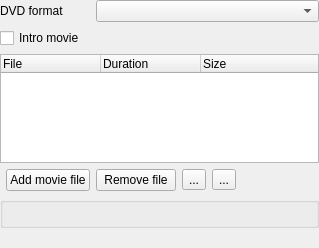
This is src/widgets/dvdwizardvob_ui.ui in KDE/kdenlive as Qt 5 draws it before an edit. The edited form follows.
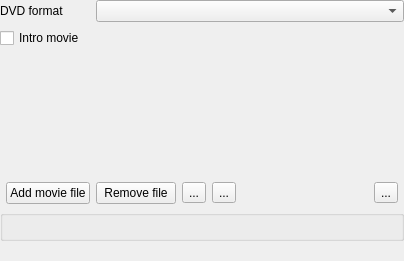
This is the edited form. Custom widgets are drawn as their Qt base class.

The edit to the form file:
```diff
--- a/src/widgets/dvdwizardvob_ui.ui
+++ b/src/widgets/dvdwizardvob_ui.ui
@@ -6,66 +6,36 @@
    <rect>
     <x>0</x>
     <y>0</y>
-    <width>319</width>
-    <height>248</height>
+    <width>404</width>
+    <height>261</height>
    </rect>
   </property>
   <layout class="QGridLayout" name="gridLayout_2">
    <property name="margin">
     <number>0</number>
    </property>
-   <item row="1" column="0" colspan="2">
-    <widget class="QCheckBox" name="use_intro">
-     <property name="text">
-      <string>Intro movie</string>
-     </property>
-    </widget>
-   </item>
-   <item row="1" column="2" colspan="5">
-    <widget class="KUrlRequester" name="intro_vob">
-     <property name="sizePolicy">
-      <sizepolicy hsizetype="Expanding" vsizetype="Preferred">
-       <horstretch>0</horstretch>
-       <verstretch>0</verstretch>
-      </sizepolicy>
-     </property>
-    </widget>
+   <item row="0" column="2" colspan="6">
+    <widget class="KComboBox" name="dvd_profile"/>
    </item>
    <item row="2" column="0" colspan="7">
-    <widget class="QTreeWidget" name="vobs_list">
-     <property name="alternatingRowColors">
-      <bool>true</bool>
+    <widget class="QFrame" name="list_frame">
+     <property name="sizePolicy">
+      <sizepolicy hsizetype="Preferred" vsizetype="MinimumExpanding">
+       <horstretch>0</horstretch>
+       <verstretch>0</verstretch>
+      </sizepolicy>
      </property>
-     <property name="rootIsDecorated">
-      <bool>true</bool>
+     <property name="minimumSize">
+      <size>
+       <width>0</width>
+       <height>20</height>
+      </size>
      </property>
-     <property name="headerHidden">
-      <bool>false</bool>
+     <property name="frameShape">
+      <enum>QFrame::NoFrame</enum>
      </property>
-     <attribute name="headerVisible">
-      <bool>true</bool>
-     </attribute>
-     <column>
-      <property name="text">
-       <string>File</string>
-      </property>
-     </column>
-     <column>
-      <property name="text">
-       <string>Duration</string>
-      </property>
-     </column>
-     <column>
-      <property name="text">
-       <string>Size</string>
-      </property>
-     </column>
-    </widget>
-   </item>
-   <item row="4" column="3">
-    <widget class="QToolButton" name="button_up">
-     <property name="text">
-      <string>...</string>
+     <property name="frameShadow">
+      <enum>QFrame::Raised</enum>
      </property>
     </widget>
    </item>
@@ -76,7 +46,27 @@
      </property>
     </widget>
    </item>
-   <item row="4" column="5" colspan="2">
+   <item row="6" column="0" colspan="8">
+    <widget class="QLabel" name="error_message">
+     <property name="sizePolicy">
+      <sizepolicy hsizetype="Preferred" vsizetype="Preferred">
+       <horstretch>0</horstretch>
+       <verstretch>0</verstretch>
+      </sizepolicy>
+     </property>
+     <property name="text">
+      <string/>
+     </property>
+    </widget>
+   </item>
+   <item row="5" column="0" colspan="8">
+    <widget class="QGroupBox" name="size_box">
+     <property name="title">
+      <string/>
+     </property>
+    </widget>
+   </item>
+   <item row="4" column="5">
     <spacer name="horizontalSpacer">
      <property name="orientation">
       <enum>Qt::Horizontal</enum>
@@ -89,30 +79,17 @@
      </property>
     </spacer>
    </item>
-   <item row="5" column="0" colspan="7">
-    <widget class="QGroupBox" name="size_box">
-     <property name="title">
-      <string/>
-     </property>
-    </widget>
-   </item>
-   <item row="6" column="0" colspan="7">
-    <widget class="QLabel" name="error_message">
-     <property name="sizePolicy">
-      <sizepolicy hsizetype="Preferred" vsizetype="Preferred">
-       <horstretch>0</horstretch>
-       <verstretch>0</verstretch>
-      </sizepolicy>
-     </property>
+   <item row="4" column="3">
+    <widget class="QToolButton" name="button_up">
      <property name="text">
-      <string/>
+      <string>...</string>
      </property>
     </widget>
    </item>
-   <item row="0" column="0" colspan="2">
-    <widget class="QLabel" name="label">
+   <item row="1" column="0" colspan="2">
+    <widget class="QCheckBox" name="use_intro">
      <property name="text">
-      <string>DVD format</string>
+      <string>Intro movie</string>
      </property>
     </widget>
    </item>
@@ -123,6 +100,30 @@
      </property>
     </widget>
    </item>
+   <item row="4" column="6">
+    <widget class="QToolButton" name="button_transcode">
+     <property name="text">
+      <string>...</string>
+     </property>
+    </widget>
+   </item>
+   <item row="0" column="0" colspan="2">
+    <widget class="QLabel" name="label">
+     <property name="text">
+      <string>DVD format</string>
+     </property>
+    </widget>
+   </item>
+   <item row="1" column="2" colspan="6">
+    <widget class="KUrlRequester" name="intro_vob">
+     <property name="sizePolicy">
+      <sizepolicy hsizetype="Expanding" vsizetype="Preferred">
+       <horstretch>0</horstretch>
+       <verstretch>0</verstretch>
+      </sizepolicy>
+     </property>
+    </widget>
+   </item>
    <item row="4" column="2">
     <widget class="QPushButton" name="button_delete">
      <property name="text">
@@ -130,22 +131,19 @@
      </property>
     </widget>
    </item>
-   <item row="0" column="2" colspan="5">
-    <widget class="KComboBox" name="dvd_profile"/>
-   </item>
   </layout>
  </widget>
  <customwidgets>
-  <customwidget>
-   <class>KUrlRequester</class>
-   <extends>QFrame</extends>
-   <header>kurlrequester.h</header>
-  </customwidget>
   <customwidget>
    <class>KComboBox</class>
    <extends>QComboBox</extends>
    <header>kcombobox.h</header>
   </customwidget>
+  <customwidget>
+   <class>KUrlRequester</class>
+   <extends>QFrame</extends>
+   <header>kurlrequester.h</header>
+  </customwidget>
  </customwidgets>
  <resources/>
  <connections/>
```
